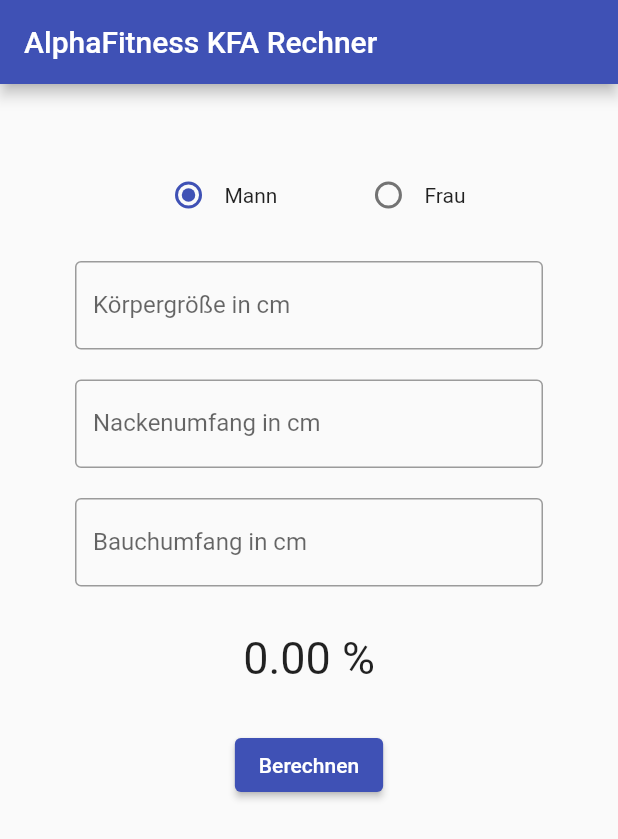
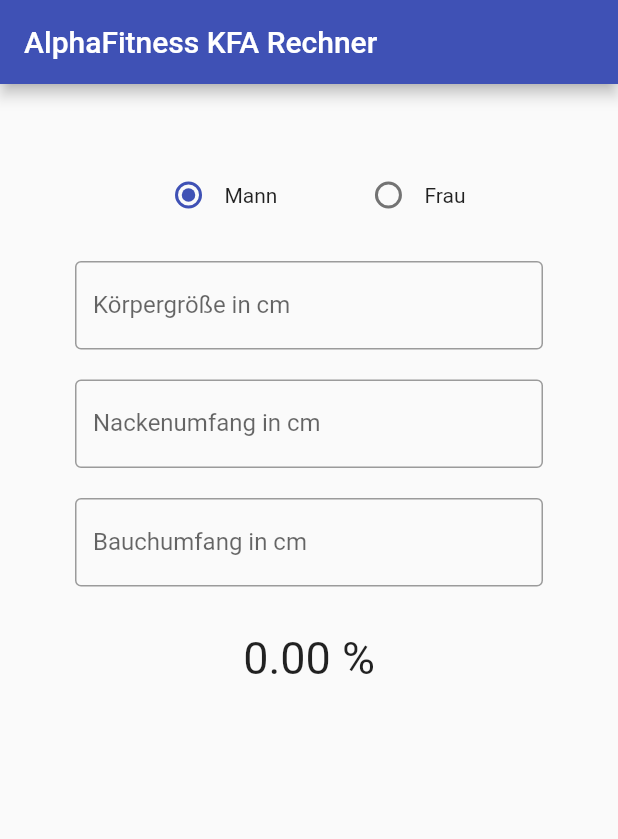
Before and after one commit to Nico-88/App001, a Flutter app: the screen it shows after launch, on a phone screen of 412 x 824 dp. Shown: the top 839 px of the screen. Run offline on Flutter 3.47's test engine with Material 2 defaults, Android fonts, the phone set to English and light mode, and no system bars.

```diff
--- a/lib/main.dart
+++ b/lib/main.dart
@@ -122,6 +122,7 @@ class _MyHomePageState extends State<MyHomePage> {
                       bodySize = double.parse(value!);
                     });
                   },
+                  onChanged: (value) => _submit(),
                   inputFormatters: <TextInputFormatter>[
                     FilteringTextInputFormatter.allow(RegExp(r"^\d*\.?\d*")),
                   ],
@@ -139,6 +140,7 @@ class _MyHomePageState extends State<MyHomePage> {
                       neckCircumference = double.parse(value!);
                     });
                   },
+                  onChanged: (value) => _submit(),
                   inputFormatters: <TextInputFormatter>[
                     FilteringTextInputFormatter.allow(RegExp(r"^\d*\.?\d*")),
                   ],
@@ -161,6 +163,7 @@ class _MyHomePageState extends State<MyHomePage> {
                               hipCircumference = double.parse(value!);
                             });
                           },
+                          onChanged: (value) => _submit(),
                           inputFormatters: <TextInputFormatter>[
                             FilteringTextInputFormatter.allow(RegExp(r"^\d*\.?\d*")),
                           ],
@@ -181,6 +184,7 @@ class _MyHomePageState extends State<MyHomePage> {
                       waistCircumference = double.parse(value!);
                     });
                   },
+                  onChanged: (value) => _submit(),
                   inputFormatters: <TextInputFormatter>[
                     FilteringTextInputFormatter.allow(RegExp(r"^\d*\.?\d*")),
                   ],
@@ -200,15 +204,6 @@ class _MyHomePageState extends State<MyHomePage> {
                   ],
                 ),
                 const SizedBox(height: 30),
-                Row(
-                  mainAxisAlignment: MainAxisAlignment.center,
-                  children: [
-                    ElevatedButton(
-                      onPressed: () => _submit(),
-                      child: const Text('Berechnen'),
-                    ),
-                  ],
-                ),
               ],
             )
           )
```
